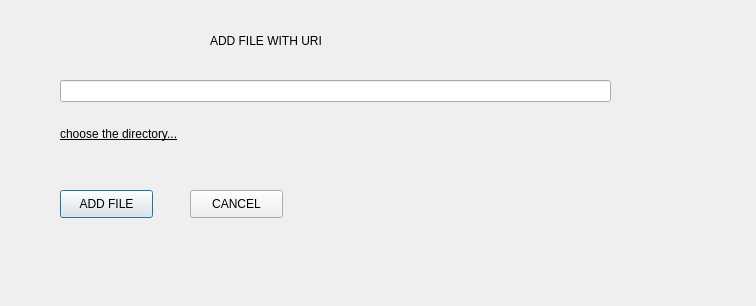
The window that GUI/SymposiumGui/inserturi.ui (RickZack/Symposium) describes before a commit, drawn with Qt 5.
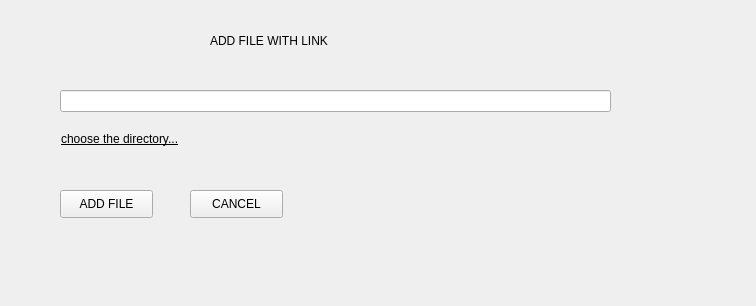
The same window after the commit.

```diff
--- a/GUI/SymposiumGui/inserturi.ui
+++ b/GUI/SymposiumGui/inserturi.ui
@@ -27,14 +27,19 @@
      <widget class="QLineEdit" name="lineEdit"/>
     </item>
     <item>
-     <widget class="QLabel" name="directory">
+     <widget class="QPushButton" name="dir">
       <property name="styleSheet">
-       <string notr="true">font: 10pt &quot;MS Shell Dlg 2&quot;;
-text-decoration: underline;</string>
+       <string notr="true">font: 9pt &quot;MS Shell Dlg 2&quot;;
+text-decoration: underline;
+text-align: left;
+</string>
       </property>
       <property name="text">
        <string>choose the directory...</string>
       </property>
+      <property name="flat">
+       <bool>true</bool>
+      </property>
      </widget>
     </item>
    </layout>
@@ -78,7 +83,7 @@
     <string notr="true">font: 14pt &quot;MS Shell Dlg 2&quot;;</string>
    </property>
    <property name="text">
-    <string>ADD FILE WITH URI</string>
+    <string>ADD FILE WITH LINK</string>
    </property>
   </widget>
  </widget>
```
